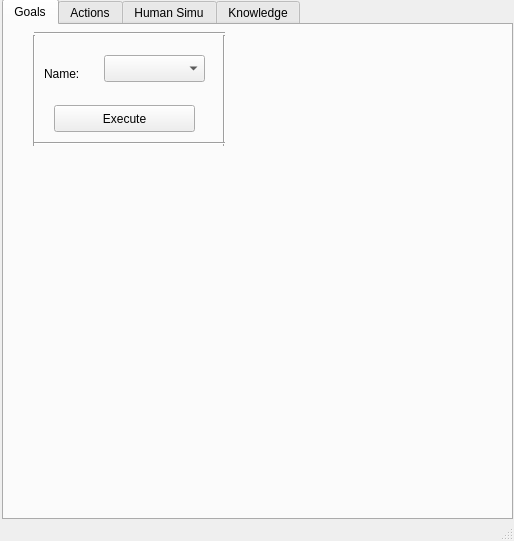
First picture: the form in graphical_interface/ui/main_window.ui, repository laas/supervisor, before the edit.
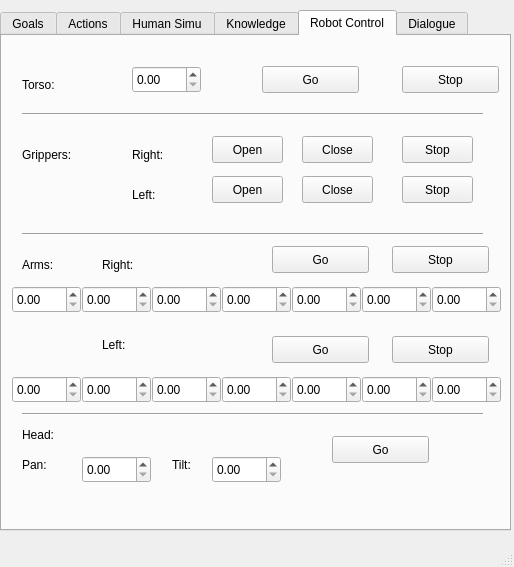
Second picture: the form after the edit. The open tabs and pages were chosen to show the change. Icons and pictures are not drawn.

Commit message: [graphical_interface] add interface for dialogue and robot control

Diff of the .ui file:
```diff
--- a/graphical_interface/ui/main_window.ui
+++ b/graphical_interface/ui/main_window.ui
@@ -7,7 +7,7 @@
     <x>0</x>
     <y>0</y>
     <width>514</width>
-    <height>541</height>
+    <height>567</height>
    </rect>
   </property>
   <property name="mouseTracking">
@@ -27,11 +27,11 @@
    <bool>false</bool>
   </property>
   <widget class="QWidget" name="centralwidget">
-   <widget class="QTabWidget" name="HumanSimu">
+   <widget class="QTabWidget" name="Interface">
     <property name="geometry">
      <rect>
-      <x>2</x>
-      <y>-1</y>
+      <x>0</x>
+      <y>10</y>
       <width>511</width>
       <height>521</height>
      </rect>
@@ -359,7 +359,7 @@
       </property>
      </widget>
     </widget>
-    <widget class="QWidget" name="tab">
+    <widget class="QWidget" name="HumanSimu">
      <attribute name="title">
       <string>Human Simu</string>
      </attribute>
@@ -634,6 +634,684 @@
       </property>
      </widget>
     </widget>
+    <widget class="QWidget" name="RobotControl">
+     <property name="accessibleName">
+      <string/>
+     </property>
+     <attribute name="title">
+      <string>Robot Control</string>
+     </attribute>
+     <widget class="QLabel" name="label">
+      <property name="geometry">
+       <rect>
+        <x>20</x>
+        <y>40</y>
+        <width>67</width>
+        <height>17</height>
+       </rect>
+      </property>
+      <property name="text">
+       <string>Torso:</string>
+      </property>
+     </widget>
+     <widget class="Line" name="line_13">
+      <property name="geometry">
+       <rect>
+        <x>20</x>
+        <y>70</y>
+        <width>461</width>
+        <height>16</height>
+       </rect>
+      </property>
+      <property name="orientation">
+       <enum>Qt::Horizontal</enum>
+      </property>
+     </widget>
+     <widget class="QPushButton" name="moveTorso">
+      <property name="geometry">
+       <rect>
+        <x>260</x>
+        <y>30</y>
+        <width>97</width>
+        <height>27</height>
+       </rect>
+      </property>
+      <property name="text">
+       <string>Go</string>
+      </property>
+     </widget>
+     <widget class="QPushButton" name="stopTorso">
+      <property name="geometry">
+       <rect>
+        <x>400</x>
+        <y>30</y>
+        <width>97</width>
+        <height>27</height>
+       </rect>
+      </property>
+      <property name="text">
+       <string>Stop</string>
+      </property>
+     </widget>
+     <widget class="QDoubleSpinBox" name="TorsoValue">
+      <property name="geometry">
+       <rect>
+        <x>130</x>
+        <y>30</y>
+        <width>69</width>
+        <height>27</height>
+       </rect>
+      </property>
+     </widget>
+     <widget class="QLabel" name="label_2">
+      <property name="geometry">
+       <rect>
+        <x>20</x>
+        <y>110</y>
+        <width>67</width>
+        <height>17</height>
+       </rect>
+      </property>
+      <property name="text">
+       <string>Grippers:</string>
+      </property>
+     </widget>
+     <widget class="QLabel" name="label_17">
+      <property name="geometry">
+       <rect>
+        <x>130</x>
+        <y>110</y>
+        <width>67</width>
+        <height>17</height>
+       </rect>
+      </property>
+      <property name="text">
+       <string>Right:</string>
+      </property>
+     </widget>
+     <widget class="QPushButton" name="openRightGripper">
+      <property name="geometry">
+       <rect>
+        <x>210</x>
+        <y>100</y>
+        <width>71</width>
+        <height>27</height>
+       </rect>
+      </property>
+      <property name="text">
+       <string>Open</string>
+      </property>
+     </widget>
+     <widget class="QPushButton" name="closeRightGripper">
+      <property name="geometry">
+       <rect>
+        <x>300</x>
+        <y>100</y>
+        <width>71</width>
+        <height>27</height>
+       </rect>
+      </property>
+      <property name="text">
+       <string>Close</string>
+      </property>
+     </widget>
+     <widget class="QPushButton" name="stopRightGripper">
+      <property name="geometry">
+       <rect>
+        <x>400</x>
+        <y>100</y>
+        <width>71</width>
+        <height>27</height>
+       </rect>
+      </property>
+      <property name="text">
+       <string>Stop</string>
+      </property>
+     </widget>
+     <widget class="QLabel" name="label_18">
+      <property name="geometry">
+       <rect>
+        <x>130</x>
+        <y>150</y>
+        <width>67</width>
+        <height>17</height>
+       </rect>
+      </property>
+      <property name="text">
+       <string>Left:</string>
+      </property>
+     </widget>
+     <widget class="QPushButton" name="openLeftGripper">
+      <property name="geometry">
+       <rect>
+        <x>210</x>
+        <y>140</y>
+        <width>71</width>
+        <height>27</height>
+       </rect>
+      </property>
+      <property name="text">
+       <string>Open</string>
+      </property>
+     </widget>
+     <widget class="QPushButton" name="closeLeftGripper">
+      <property name="geometry">
+       <rect>
+        <x>300</x>
+        <y>140</y>
+        <width>71</width>
+        <height>27</height>
+       </rect>
+      </property>
+      <property name="text">
+       <string>Close</string>
+      </property>
+     </widget>
+     <widget class="QPushButton" name="stopLeftGripper">
+      <property name="geometry">
+       <rect>
+        <x>400</x>
+        <y>140</y>
+        <width>71</width>
+        <height>27</height>
+       </rect>
+      </property>
+      <property name="text">
+       <string>Stop</string>
+      </property>
+     </widget>
+     <widget class="Line" name="line_14">
+      <property name="geometry">
+       <rect>
+        <x>20</x>
+        <y>190</y>
+        <width>461</width>
+        <height>16</height>
+       </rect>
+      </property>
+      <property name="orientation">
+       <enum>Qt::Horizontal</enum>
+      </property>
+     </widget>
+     <widget class="QLabel" name="label_19">
+      <property name="geometry">
+       <rect>
+        <x>20</x>
+        <y>220</y>
+        <width>67</width>
+        <height>17</height>
+       </rect>
+      </property>
+      <property name="text">
+       <string>Arms:</string>
+      </property>
+     </widget>
+     <widget class="QLabel" name="label_20">
+      <property name="geometry">
+       <rect>
+        <x>100</x>
+        <y>220</y>
+        <width>67</width>
+        <height>17</height>
+       </rect>
+      </property>
+      <property name="text">
+       <string>Right:</string>
+      </property>
+     </widget>
+     <widget class="QDoubleSpinBox" name="Q2Right">
+      <property name="geometry">
+       <rect>
+        <x>80</x>
+        <y>250</y>
+        <width>69</width>
+        <height>27</height>
+       </rect>
+      </property>
+     </widget>
+     <widget class="QDoubleSpinBox" name="Q3Right">
+      <property name="geometry">
+       <rect>
+        <x>150</x>
+        <y>250</y>
+        <width>69</width>
+        <height>27</height>
+       </rect>
+      </property>
+     </widget>
+     <widget class="QDoubleSpinBox" name="Q4Right">
+      <property name="geometry">
+       <rect>
+        <x>220</x>
+        <y>250</y>
+        <width>69</width>
+        <height>27</height>
+       </rect>
+      </property>
+     </widget>
+     <widget class="QDoubleSpinBox" name="Q5Right">
+      <property name="geometry">
+       <rect>
+        <x>290</x>
+        <y>250</y>
+        <width>69</width>
+        <height>27</height>
+       </rect>
+      </property>
+     </widget>
+     <widget class="QDoubleSpinBox" name="Q6Right">
+      <property name="geometry">
+       <rect>
+        <x>360</x>
+        <y>250</y>
+        <width>69</width>
+        <height>27</height>
+       </rect>
+      </property>
+     </widget>
+     <widget class="QDoubleSpinBox" name="Q7Right">
+      <property name="geometry">
+       <rect>
+        <x>430</x>
+        <y>250</y>
+        <width>69</width>
+        <height>27</height>
+       </rect>
+      </property>
+     </widget>
+     <widget class="QDoubleSpinBox" name="Q1Right">
+      <property name="geometry">
+       <rect>
+        <x>10</x>
+        <y>250</y>
+        <width>69</width>
+        <height>27</height>
+       </rect>
+      </property>
+     </widget>
+     <widget class="QPushButton" name="moveRightArm">
+      <property name="geometry">
+       <rect>
+        <x>270</x>
+        <y>210</y>
+        <width>97</width>
+        <height>27</height>
+       </rect>
+      </property>
+      <property name="text">
+       <string>Go</string>
+      </property>
+     </widget>
+     <widget class="QPushButton" name="stopRightArm">
+      <property name="geometry">
+       <rect>
+        <x>390</x>
+        <y>210</y>
+        <width>97</width>
+        <height>27</height>
+       </rect>
+      </property>
+      <property name="text">
+       <string>Stop</string>
+      </property>
+     </widget>
+     <widget class="QPushButton" name="stopLeftArm">
+      <property name="geometry">
+       <rect>
+        <x>390</x>
+        <y>300</y>
+        <width>97</width>
+        <height>27</height>
+       </rect>
+      </property>
+      <property name="text">
+       <string>Stop</string>
+      </property>
+     </widget>
+     <widget class="QPushButton" name="moveLeftArm">
+      <property name="geometry">
+       <rect>
+        <x>270</x>
+        <y>300</y>
+        <width>97</width>
+        <height>27</height>
+       </rect>
+      </property>
+      <property name="text">
+       <string>Go</string>
+      </property>
+     </widget>
+     <widget class="QDoubleSpinBox" name="Q1Left">
+      <property name="geometry">
+       <rect>
+        <x>10</x>
+        <y>340</y>
+        <width>69</width>
+        <height>27</height>
+       </rect>
+      </property>
+     </widget>
+     <widget class="QDoubleSpinBox" name="Q7Left">
+      <property name="geometry">
+       <rect>
+        <x>430</x>
+        <y>340</y>
+        <width>69</width>
+        <height>27</height>
+       </rect>
+      </property>
+     </widget>
+     <widget class="QDoubleSpinBox" name="Q2Left">
+      <property name="geometry">
+       <rect>
+        <x>80</x>
+        <y>340</y>
+        <width>69</width>
+        <height>27</height>
+       </rect>
+      </property>
+     </widget>
+     <widget class="QDoubleSpinBox" name="Q6Left">
+      <property name="geometry">
+       <rect>
+        <x>360</x>
+        <y>340</y>
+        <width>69</width>
+        <height>27</height>
+       </rect>
+      </property>
+     </widget>
+     <widget class="QDoubleSpinBox" name="Q5Left">
+      <property name="geometry">
+       <rect>
+        <x>290</x>
+        <y>340</y>
+        <width>69</width>
+        <height>27</height>
+       </rect>
+      </property>
+     </widget>
+     <widget class="QDoubleSpinBox" name="Q3Left">
+      <property name="geometry">
+       <rect>
+        <x>150</x>
+        <y>340</y>
+        <width>69</width>
+        <height>27</height>
+       </rect>
+      </property>
+     </widget>
+     <widget class="QDoubleSpinBox" name="Q4Left">
+      <property name="geometry">
+       <rect>
+        <x>220</x>
+        <y>340</y>
+        <width>69</width>
+        <height>27</height>
+       </rect>
+      </property>
+     </widget>
+     <widget class="QLabel" name="label_21">
+      <property name="geometry">
+       <rect>
+        <x>100</x>
+        <y>300</y>
+        <width>67</width>
+        <height>17</height>
+       </rect>
+      </property>
+      <property name="text">
+       <string>Left:</string>
+      </property>
+     </widget>
+     <widget class="Line" name="line_15">
+      <property name="geometry">
+       <rect>
+        <x>20</x>
+        <y>370</y>
+        <width>461</width>
+        <height>16</height>
+       </rect>
+      </property>
+      <property name="orientation">
+       <enum>Qt::Horizontal</enum>
+      </property>
+     </widget>
+     <widget class="QLabel" name="label_22">
+      <property name="geometry">
+       <rect>
+        <x>20</x>
+        <y>390</y>
+        <width>67</width>
+        <height>17</height>
+       </rect>
+      </property>
+      <property name="text">
+       <string>Head:</string>
+      </property>
+     </widget>
+     <widget class="QDoubleSpinBox" name="PanHead">
+      <property name="geometry">
+       <rect>
+        <x>80</x>
+        <y>420</y>
+        <width>69</width>
+        <height>27</height>
+       </rect>
+      </property>
+     </widget>
+     <widget class="QLabel" name="label_23">
+      <property name="geometry">
+       <rect>
+        <x>20</x>
+        <y>420</y>
+        <width>67</width>
+        <height>17</height>
+       </rect>
+      </property>
+      <property name="text">
+       <string>Pan:</string>
+      </property>
+     </widget>
+     <widget class="QLabel" name="label_24">
+      <property name="geometry">
+       <rect>
+        <x>170</x>
+        <y>420</y>
+        <width>67</width>
+        <height>17</height>
+       </rect>
+      </property>
+      <property name="text">
+       <string>Tilt:</string>
+      </property>
+     </widget>
+     <widget class="QDoubleSpinBox" name="TiltHead">
+      <property name="geometry">
+       <rect>
+        <x>210</x>
+        <y>420</y>
+        <width>69</width>
+        <height>27</height>
+       </rect>
+      </property>
+     </widget>
+     <widget class="QPushButton" name="moveHead">
+      <property name="geometry">
+       <rect>
+        <x>330</x>
+        <y>400</y>
+        <width>97</width>
+        <height>27</height>
+       </rect>
+      </property>
+      <property name="text">
+       <string>Go</string>
+      </property>
+     </widget>
+    </widget>
+    <widget class="QWidget" name="Dialogue">
+     <attribute name="title">
+      <string>Dialogue</string>
+     </attribute>
+     <widget class="QPushButton" name="YesButton">
+      <property name="geometry">
+       <rect>
+        <x>130</x>
+        <y>30</y>
+        <width>97</width>
+        <height>27</height>
+       </rect>
+      </property>
+      <property name="text">
+       <string>Yes</string>
+      </property>
+     </widget>
+     <widget class="QPushButton" name="NoButton">
+      <property name="geometry">
+       <rect>
+        <x>290</x>
+        <y>30</y>
+        <width>97</width>
+        <height>27</height>
+       </rect>
+      </property>
+      <property name="text">
+       <string>No</string>
+      </property>
+     </widget>
+     <widget class="Line" name="line_16">
+      <property name="geometry">
+       <rect>
+        <x>20</x>
+        <y>70</y>
+        <width>461</width>
+        <height>16</height>
+       </rect>
+      </property>
+      <property name="orientation">
+       <enum>Qt::Horizontal</enum>
+      </property>
+     </widget>
+     <widget class="QLabel" name="label_25">
+      <property name="geometry">
+       <rect>
+        <x>20</x>
+        <y>30</y>
+        <width>67</width>
+        <height>20</height>
+       </rect>
+      </property>
+      <property name="text">
+       <string>Answer:</string>
+      </property>
+     </widget>
+     <widget class="QLabel" name="label_26">
+      <property name="geometry">
+       <rect>
+        <x>20</x>
+        <y>100</y>
+        <width>67</width>
+        <height>20</height>
+       </rect>
+      </property>
+      <property name="text">
+       <string>Give info:</string>
+      </property>
+     </widget>
+     <widget class="QPushButton" name="SendFactButton">
+      <property name="geometry">
+       <rect>
+        <x>130</x>
+        <y>90</y>
+        <width>97</width>
+        <height>27</height>
+       </rect>
+      </property>
+      <property name="text">
+       <string>Send Fact</string>
+      </property>
+     </widget>
+     <widget class="QLineEdit" name="SubjectFact">
+      <property name="geometry">
+       <rect>
+        <x>20</x>
+        <y>140</y>
+        <width>113</width>
+        <height>27</height>
+       </rect>
+      </property>
+     </widget>
+     <widget class="QLineEdit" name="PropertyFact">
+      <property name="geometry">
+       <rect>
+        <x>170</x>
+        <y>140</y>
+        <width>113</width>
+        <height>27</height>
+       </rect>
+      </property>
+     </widget>
+     <widget class="QLineEdit" name="TargetFact">
+      <property name="geometry">
+       <rect>
+        <x>320</x>
+        <y>140</y>
+        <width>113</width>
+        <height>27</height>
+       </rect>
+      </property>
+     </widget>
+     <widget class="Line" name="line_17">
+      <property name="geometry">
+       <rect>
+        <x>20</x>
+        <y>190</y>
+        <width>461</width>
+        <height>16</height>
+       </rect>
+      </property>
+      <property name="orientation">
+       <enum>Qt::Horizontal</enum>
+      </property>
+     </widget>
+     <widget class="QLabel" name="label_27">
+      <property name="geometry">
+       <rect>
+        <x>20</x>
+        <y>210</y>
+        <width>67</width>
+        <height>20</height>
+       </rect>
+      </property>
+      <property name="text">
+       <string>Verbalize:</string>
+      </property>
+     </widget>
+     <widget class="QLineEdit" name="SpeakSentence">
+      <property name="geometry">
+       <rect>
+        <x>20</x>
+        <y>240</y>
+        <width>451</width>
+        <height>41</height>
+       </rect>
+      </property>
+     </widget>
+     <widget class="QPushButton" name="SpeakButton">
+      <property name="geometry">
+       <rect>
+        <x>130</x>
+        <y>210</y>
+        <width>97</width>
+        <height>27</height>
+       </rect>
+      </property>
+      <property name="text">
+       <string>Speak</string>
+      </property>
+     </widget>
+    </widget>
    </widget>
   </widget>
   <widget class="QStatusBar" name="statusbar"/>
```
Left out of the diff: 2 changed lines with no effect on the pictures. The commit also changes 3 other files.
